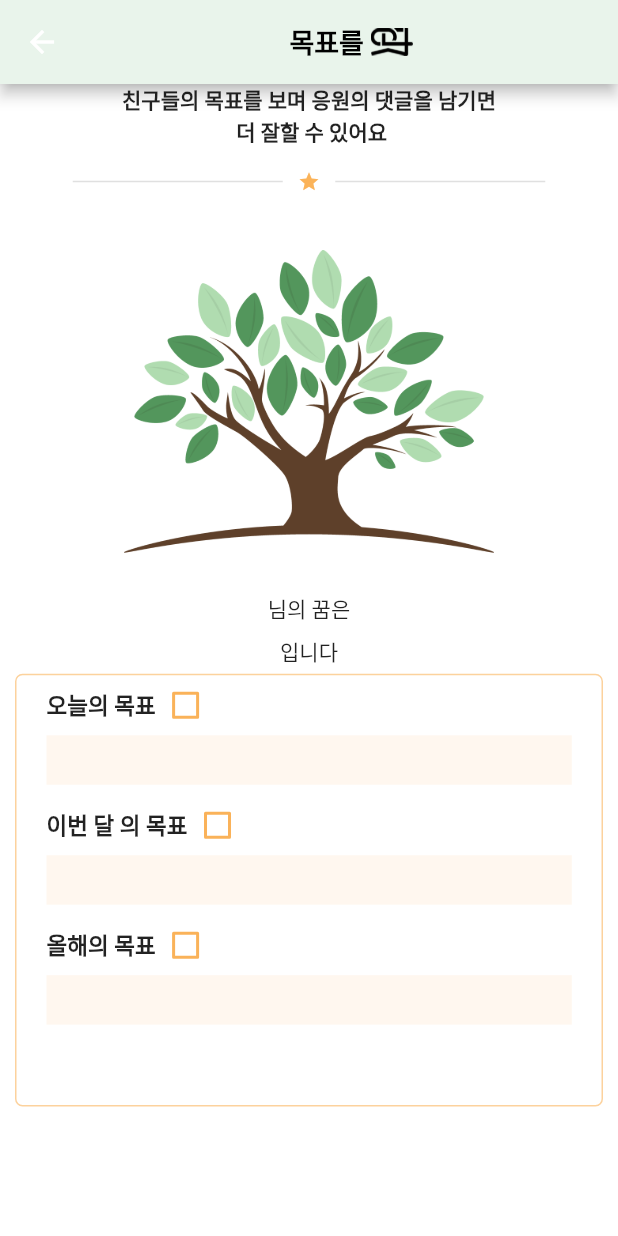
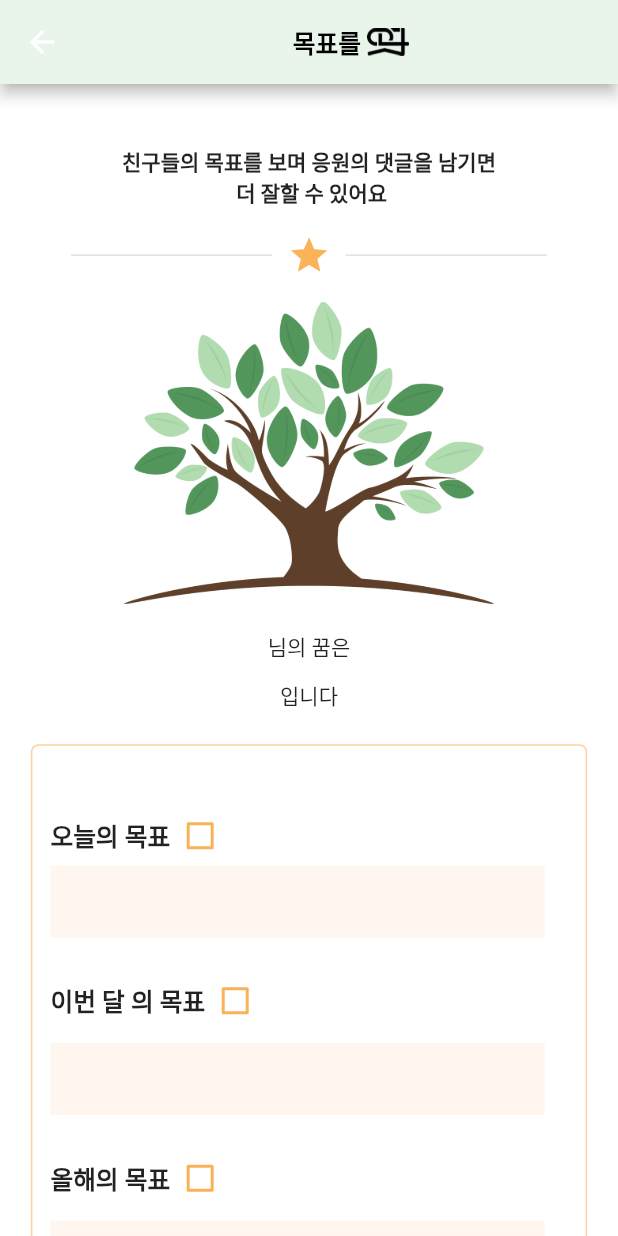
Before and after one commit to ddo0ii/lastItda, a Flutter app: the GoalPage screen opened directly with empty values, after a tap on the "edit" icon, on a phone screen of 412 x 824 dp. Run offline on Flutter 3.47's test engine with Material 2 defaults, Android fonts, the light colour scheme and no system bars; our stand-ins replace audioplayers, cloud_firestore, file, firebase_auth, firebase_database, firebase_storage and 1 more; missing offline and left inert: flutter_audio_recorder, medcorder_audio, permissions_plugin; accounts and stored records are empty.

Commit message:
login, goal, goal에 관한것들 다 수정

```diff
--- a/lib/goal.dart
+++ b/lib/goal.dart
@@ -92,15 +92,13 @@ class _GoalPageState extends State<GoalPage> {
 
   @override
   Widget build(BuildContext context) {
-    MediaQueryData queryData = MediaQuery.of(context);
-
+    MediaQueryData queryData;
+    queryData = MediaQuery.of(context);
+    var screenHeight = queryData.size.height;
+    var screenWidth = queryData.size.width;
     getUser();
     return Scaffold(
-      backgroundColor: Colors.white,
-      body: Column(
-        crossAxisAlignment: CrossAxisAlignment.start,
-        children: <Widget>[
-          AppBar(
+      appBar: AppBar(
           backgroundColor: HexColor("#e9f4eb"),
           centerTitle: true,
           actions: [
@@ -120,7 +118,7 @@ class _GoalPageState extends State<GoalPage> {
               Text(
                 "목표를 ",
                 style: TextStyle(
-                      fontSize: 18,
+                  fontSize: screenWidth*0.04,
                   fontWeight: FontWeight.bold,
                   color: Colors.black,
                 ),
@@ -132,9 +130,13 @@ class _GoalPageState extends State<GoalPage> {
             ],
           )
       ),
-          Expanded(
-            child: ListView(
+      backgroundColor: Colors.white,
+      body: Container(
+        child: SingleChildScrollView(
+          child: Column(
+            crossAxisAlignment: CrossAxisAlignment.center,
             children: <Widget>[
+              Container(height: screenWidth*0.1,),
               Text(
                 "친구들의 목표를 보며 응원의 댓글을 남기면\n 더 잘할 수 있어요",
                 textAlign: TextAlign.center,
@@ -142,41 +144,40 @@ class _GoalPageState extends State<GoalPage> {
                     fontWeight: FontWeight.bold
                 ),
               ),
-                SizedBox(height: 15,),
-                Row(
+              Container(height: screenWidth*0.04,),
+              Container(
+                child: Row(
                   mainAxisAlignment: MainAxisAlignment.center,
                   children: <Widget>[
                     Container(
-                      padding: EdgeInsets.fromLTRB(0,0,10,0),
-                      width: 150,
+                      padding: EdgeInsets.fromLTRB(0, 0, 10, 0),
+                      width: screenWidth*0.35,
                       child: Divider(thickness: 1),
                     ),
-                    Icon(
+                    Container(
+                      child: Icon(
                         Icons.star,
-                      color: HexColor("#fbb359"),
-                      size: 15,
+                        color: Color(0xfffbb359),
+                        size: screenWidth*0.07,
+                      ),
                     ),
                     Container(
-                      padding: EdgeInsets.fromLTRB(10,0,0,0),
-                      width: 150,
+                      padding: EdgeInsets.fromLTRB(10, 0, 0, 0),
+                      width: screenWidth*0.35,
                       child: Divider(thickness: 1),
                     ),
                   ],
                 ),
-                SizedBox(height: 15,),
-                Center(
-                  child: Container(
-                    width: queryData.size.width * 0.6,
-                    height: queryData.size.width * 0.5,
+              ),
+              Container(height: screenWidth*0.04,),
+              Container(
+                width: screenWidth * 0.6,
                 child:  Image.asset(
                   'assets/tree.png',
                   fit: BoxFit.contain,
                 ),
               ),
-                ),
-                Center(
-                  child: Column(
-                    children: [
+              Container(height: screenWidth*0.04,),
               Row(
                 mainAxisAlignment: MainAxisAlignment.center,
                 children: [
@@ -184,15 +185,16 @@ class _GoalPageState extends State<GoalPage> {
                     nickname,
                     style: TextStyle(
                       fontWeight: FontWeight.bold,
-                              fontSize: 25,
+                      fontSize: screenWidth*0.05,
                       color: HexColor("#53975c"),
                     ),
                   ),
                   Text(
-                              "님의 꿈은"
+                      " 님의 꿈은"
                   )
                 ],
               ),
+              Container(height: screenWidth*0.02,),
               Row(
                 mainAxisAlignment: MainAxisAlignment.center,
                 children: [
@@ -200,32 +202,26 @@ class _GoalPageState extends State<GoalPage> {
                     dream,
                     style: TextStyle(
                       fontWeight: FontWeight.bold,
-                              fontSize: 25,
+                      fontSize: screenWidth*0.05,
                       color: HexColor("#fbb359"),
                     ),
                   ),
                   Text(
-                              "입니다"
+                      " 입니다"
                   )
                 ],
               ),
-
-                    ],
-                  ),
-                ),
-                Container(width: 10.0,),
+              Container(height: screenWidth*0.05,),
               Container(
-                  margin: EdgeInsets.fromLTRB(10, 0, 10, 10),
-                  width: queryData.size.width*0.5,
-                  height: queryData.size.height*0.35,
+                padding: EdgeInsets.all(12),
+                width: screenWidth*0.9,
+                height: screenWidth*1.0,
                 decoration: BoxDecoration(
                     borderRadius: BorderRadius.all(
                         Radius.circular(5.0) //                 <--- border radius here
                     ),
                     border: Border.all(color: HexColor("#96fab259"))
                 ),
-                  child: Padding(
-                    padding: EdgeInsets.fromLTRB(20,0,0,10),
                 child: Column(
                   crossAxisAlignment: CrossAxisAlignment.start,
                   mainAxisAlignment: MainAxisAlignment.center,
@@ -236,7 +232,7 @@ class _GoalPageState extends State<GoalPage> {
                           "오늘의 목표",
                           style: TextStyle(
                             fontWeight: FontWeight.bold,
-                                fontSize: 15,
+                            fontSize: screenWidth*0.04,
                           ),
                         ),
                         Theme(
@@ -251,11 +247,12 @@ class _GoalPageState extends State<GoalPage> {
                         ),
                       ],
                     ),
+                    Container(height: screenWidth*0.02,),
                     Row(
                       children: [
                         Container(
-                                width: queryData.size.width*0.85,
-                                height: queryData.size.height*0.04,
+                            width: screenWidth*0.8,
+                            height: screenWidth*0.13,
                             decoration: BoxDecoration(
                               color: HexColor("#fff7ef"),
                             ),
@@ -268,7 +265,7 @@ class _GoalPageState extends State<GoalPage> {
                                 Text(
                                   today,
                                   style: TextStyle(
-                                          fontSize: 15,
+                                      fontSize: screenWidth*0.04,
                                       fontWeight: FontWeight.bold
                                   ),
                                 ),
@@ -277,14 +274,14 @@ class _GoalPageState extends State<GoalPage> {
                         ),
                       ],
                     ),
-                        SizedBox(height: 7),
+                    Container(height: screenWidth*0.04,),
                     Row(
                       children: [
                         Text(
                           "이번 달 의 목표",
                           style: TextStyle(
                             fontWeight: FontWeight.bold,
-                                fontSize: 15,
+                            fontSize: screenWidth*0.04,
                           ),
                         ),
                         Theme(
@@ -299,11 +296,12 @@ class _GoalPageState extends State<GoalPage> {
                         ),
                       ],
                     ),
+                    Container(height: screenWidth*0.02,),
                     Row(
                       children: [
                         Container(
-                                width: queryData.size.width*0.85,
-                                height: queryData.size.height*0.04,
+                            width: screenWidth*0.8,
+                            height: screenWidth*0.13,
                             decoration: BoxDecoration(
                               color: HexColor("#fff7ef"),
                             ),
@@ -316,7 +314,7 @@ class _GoalPageState extends State<GoalPage> {
                                 Text(
                                   week,
                                   style: TextStyle(
-                                          fontSize: 15,
+                                      fontSize: screenWidth*0.04,
                                       fontWeight: FontWeight.bold
                                   ),
                                 ),
@@ -325,14 +323,14 @@ class _GoalPageState extends State<GoalPage> {
                         ),
                       ],
                     ),
-                        SizedBox(height: 7),
+                    Container(height: screenWidth*0.04,),
                     Row(
                       children: [
                         Text(
                           "올해의 목표",
                           style: TextStyle(
                             fontWeight: FontWeight.bold,
-                                fontSize: 15,
+                            fontSize: screenWidth*0.04,
                           ),
                         ),
                         Theme(
@@ -347,11 +345,12 @@ class _GoalPageState extends State<GoalPage> {
                         ),
                       ],
                     ),
+                    Container(height: screenWidth*0.02,),
                     Row(
                       children: [
                         Container(
-                                width: queryData.size.width*0.85,
-                                height: queryData.size.height*0.04,
+                            width: screenWidth*0.8,
+                            height: screenWidth*0.13,
                             decoration: BoxDecoration(
                               color: HexColor("#fff7ef"),
                             ),
@@ -364,7 +363,7 @@ class _GoalPageState extends State<GoalPage> {
                                 Text(
                                   year,
                                   style: TextStyle(
-                                          fontSize: 15,
+                                      fontSize: screenWidth*0.04,
                                       fontWeight: FontWeight.bold
                                   ),
                                 ),
@@ -376,11 +375,10 @@ class _GoalPageState extends State<GoalPage> {
                   ],
                 ),
               ),
-                ),
+              Container(height: screenWidth*0.1,),
             ],
           ),
         ),
-        ],
       ),
     );
   }
--- a/lib/goal_edit.dart
+++ b/lib/goal_edit.dart
@@ -35,7 +35,6 @@ class _GoalEditPageState extends State<GoalEditPage> {
   bool _weekBool = false;
   bool _yearBool = false;
 
-
   void _todayhandleSubmitted(String text) {
     todayUpdate(text);
     if(this.mounted) {
@@ -65,8 +64,6 @@ class _GoalEditPageState extends State<GoalEditPage> {
 
     _yeartextController.clear();
   }
-
-
 
   Widget _todaybuildTextComposer(double width, double height) {
     return  Container(
@@ -116,7 +113,6 @@ class _GoalEditPageState extends State<GoalEditPage> {
     );
   }
 
-
   Future<String> getUser () async {
     user = await FirebaseAuth.instance.currentUser();
     DocumentReference documentReference =  Firestore.instance.collection("loginInfo").document(widget.email);
@@ -137,8 +133,6 @@ class _GoalEditPageState extends State<GoalEditPage> {
         });
       }
     });
-
-
   }
 
   Future<void> todayUpdate(String today) async {
@@ -161,7 +155,6 @@ class _GoalEditPageState extends State<GoalEditPage> {
       'year' : year,
     });
   }
-
 
   Future<void> _todayCheckUpdate(bool check) async {
     final user = await FirebaseAuth.instance.currentUser();
@@ -216,11 +209,9 @@ class _GoalEditPageState extends State<GoalEditPage> {
 
   @override
   void initState() {
-
     super.initState();
     getUser();
   }
-
 
   void _todayCheck(bool check){
     _todayCheckUpdate(check);
@@ -249,18 +240,15 @@ class _GoalEditPageState extends State<GoalEditPage> {
     }
   }
 
-
   @override
   Widget build(BuildContext context) {
-    MediaQueryData queryData = MediaQuery.of(context);
+    MediaQueryData queryData;
+    queryData = MediaQuery.of(context);
+    var screenHeight = queryData.size.height;
+    var screenWidth = queryData.size.width;
     getUser();
-
     return Scaffold(
-      backgroundColor: Colors.white,
-      body: Column(
-        crossAxisAlignment: CrossAxisAlignment.start,
-        children: <Widget>[
-          AppBar(
+      appBar: AppBar(
           backgroundColor: HexColor("#e9f4eb"),
           centerTitle: true,
           leading: IconButton(
@@ -280,7 +268,7 @@ class _GoalEditPageState extends State<GoalEditPage> {
               Text(
                 "목표를 ",
                 style: TextStyle(
-                      fontSize: 18,
+                  fontSize: screenWidth*0.04,
                   fontWeight: FontWeight.bold,
                   color: Colors.black,
                 ),
@@ -292,9 +280,13 @@ class _GoalEditPageState extends State<GoalEditPage> {
             ],
           )
       ),
-          Expanded(
-            child: ListView(
+      backgroundColor: Colors.white,
+      body: Container(
+        child: SingleChildScrollView(
+          child: Column(
+            crossAxisAlignment: CrossAxisAlignment.center,
             children: <Widget>[
+              Container(height: screenWidth*0.1,),
               Text(
                 "친구들의 목표를 보며 응원의 댓글을 남기면\n 더 잘할 수 있어요",
                 textAlign: TextAlign.center,
@@ -302,41 +294,40 @@ class _GoalEditPageState extends State<GoalEditPage> {
                     fontWeight: FontWeight.bold
                 ),
               ),
-                SizedBox(height: 15,),
-                Row(
+              Container(height: screenWidth*0.04,),
+              Container(
+                child: Row(
                   mainAxisAlignment: MainAxisAlignment.center,
                   children: <Widget>[
                     Container(
-                      padding: EdgeInsets.fromLTRB(0,0,10,0),
-                      width: 150,
+                      padding: EdgeInsets.fromLTRB(0, 0, 10, 0),
+                      width: screenWidth*0.35,
                       child: Divider(thickness: 1),
                     ),
-                    Icon(
+                    Container(
+                      child: Icon(
                         Icons.star,
-                      color: HexColor("#fbb359"),
-                      size: 15,
+                        color: Color(0xfffbb359),
+                        size: screenWidth*0.07,
+                      ),
                     ),
                     Container(
-                      padding: EdgeInsets.fromLTRB(10,0,0,0),
-                      width: 150,
+                      padding: EdgeInsets.fromLTRB(10, 0, 0, 0),
+                      width: screenWidth*0.35,
                       child: Divider(thickness: 1),
                     ),
                   ],
                 ),
-                SizedBox(height: 15,),
-                Center(
-                  child: Container(
-                    width: queryData.size.width * 0.6,
-                    height: queryData.size.width * 0.6,
+              ),
+              Container(height: screenWidth*0.04,),
+              Container(
+                width: screenWidth * 0.6,
                 child:  Image.asset(
                   'assets/tree.png',
                   fit: BoxFit.contain,
                 ),
               ),
-                ),
-                Center(
-                  child: Column(
-                    children: [
+              Container(height: screenWidth*0.04,),
               Row(
                 mainAxisAlignment: MainAxisAlignment.center,
                 children: [
@@ -344,7 +335,7 @@ class _GoalEditPageState extends State<GoalEditPage> {
                     nickname,
                     style: TextStyle(
                       fontWeight: FontWeight.bold,
-                              fontSize: 25,
+                      fontSize: screenWidth*0.05,
                       color: HexColor("#53975c"),
                     ),
                   ),
@@ -353,6 +344,7 @@ class _GoalEditPageState extends State<GoalEditPage> {
                   )
                 ],
               ),
+              Container(height: screenWidth*0.02,),
               Row(
                 mainAxisAlignment: MainAxisAlignment.center,
                 children: [
@@ -360,7 +352,7 @@ class _GoalEditPageState extends State<GoalEditPage> {
                     dream,
                     style: TextStyle(
                       fontWeight: FontWeight.bold,
-                              fontSize: 25,
+                      fontSize: screenWidth*0.05,
                       color: HexColor("#fbb359"),
                     ),
                   ),
@@ -369,24 +361,20 @@ class _GoalEditPageState extends State<GoalEditPage> {
                   )
                 ],
               ),
-
-                    ],
-                  ),
-                ),
+              Container(height: screenWidth*0.05,),
               Container(
-                  margin: EdgeInsets.fromLTRB(10, 0, 10, 10),
-                  width: queryData.size.width*0.5,
-                  height: queryData.size.height*0.35,
+                padding: EdgeInsets.all(12),
+                width: screenWidth*0.9,
+                height: screenWidth*1.0,
                 decoration: BoxDecoration(
                     borderRadius: BorderRadius.all(
                         Radius.circular(5.0) //                 <--- border radius here
                     ),
                     border: Border.all(color: HexColor("#96fab259"))
                 ),
-                  child: Padding(
-                    padding: EdgeInsets.fromLTRB(20,0,0,10),
                 child: Column(
                   crossAxisAlignment: CrossAxisAlignment.start,
+                  mainAxisAlignment: MainAxisAlignment.center,
                   children: [
                     Row(
                       children: [
@@ -394,7 +382,7 @@ class _GoalEditPageState extends State<GoalEditPage> {
                           "오늘의 목표",
                           style: TextStyle(
                             fontWeight: FontWeight.bold,
-                                fontSize: 15,
+                            fontSize: screenWidth*0.04,
                           ),
                         ),
                         Theme(
@@ -409,15 +397,15 @@ class _GoalEditPageState extends State<GoalEditPage> {
                         ),
                       ],
                     ),
-                        _todaybuildTextComposer(queryData.size.width*0.85, queryData.size.height*0.04),
-                        SizedBox(height: 7),
+                    _todaybuildTextComposer(screenWidth*0.8,screenWidth*0.13),
+                    Container(height: screenWidth*0.04,),
                     Row(
                       children: [
                         Text(
                           "이번 달 의 목표",
                           style: TextStyle(
                             fontWeight: FontWeight.bold,
-                                fontSize: 15,
+                            fontSize: screenWidth*0.04,
                           ),
                         ),
                         Theme(
@@ -432,15 +420,16 @@ class _GoalEditPageState extends State<GoalEditPage> {
                         ),
                       ],
                     ),
-                        _weekbuildTextComposer(queryData.size.width*0.85, queryData.size.height*0.04),
-                        SizedBox(height: 7),
+                    Container(height: screenWidth*0.02,),
+                    _weekbuildTextComposer(screenWidth*0.8,screenWidth*0.13),
+                    Container(height: screenWidth*0.04,),
                     Row(
                       children: [
                         Text(
                           "올해의 목표",
                           style: TextStyle(
                             fontWeight: FontWeight.bold,
-                                fontSize: 15,
+                            fontSize: screenWidth*0.04,
                           ),
                         ),
                         Theme(
@@ -455,15 +444,15 @@ class _GoalEditPageState extends State<GoalEditPage> {
                         ),
                       ],
                     ),
-                        _yearbuildTextComposer(queryData.size.width*0.85, queryData.size.height*0.04),
+                    Container(height: screenWidth*0.02,),
+                    _yearbuildTextComposer(screenWidth*0.8,screenWidth*0.13),
                   ],
                 ),
               ),
-                ),
+              Container(height: screenWidth*0.1,),
             ],
           ),
         ),
-        ],
       ),
     );
   }
--- a/lib/login.dart
+++ b/lib/login.dart
@@ -74,6 +74,7 @@ class _LoginPageState extends State<LoginPage> {
                     Container(
                       width: screenWidth*0.8,
                       height: screenWidth*0.18,
+                      color: HexColor("#e9f4eb"),
                       child: TextFormField(
                         decoration: InputDecoration(
                           border: InputBorder.none,
@@ -85,10 +86,11 @@ class _LoginPageState extends State<LoginPage> {
                         onSaved: (value) => _email = value,
                       ),
                     ),
-                    Container(height: screenWidth*0.03,),
+                    Container(height: screenWidth*0.02,),
                     Container(
                       width: screenWidth*0.8,
                       height: screenWidth*0.18,
+                      color: HexColor("#e9f4eb"),
                       child: TextFormField(
                         decoration: InputDecoration(
                           border: InputBorder.none,
@@ -108,7 +110,7 @@ class _LoginPageState extends State<LoginPage> {
                         crossAxisAlignment: CrossAxisAlignment.center,
                         children: [
                           ButtonTheme(
-                            minWidth: screenWidth*0.37,
+                            minWidth: screenWidth*0.39,
                             height: screenWidth*0.13,
                             child: RaisedButton(
                               color: Colors.white,
@@ -119,7 +121,7 @@ class _LoginPageState extends State<LoginPage> {
                               child: Text(
                                 '회원가입',
                                 style: TextStyle(
-                                  fontSize: screenWidth*0.035,
+                                  fontSize: screenWidth*0.04,
                                   fontWeight: FontWeight.bold,
                                 ),
                               ),
@@ -130,9 +132,9 @@ class _LoginPageState extends State<LoginPage> {
                               },
                             ),
                           ),
-                          Container(width: screenWidth*0.06,),
+                          Container(width: screenWidth*0.02,),
                           ButtonTheme(
-                            minWidth: screenWidth*0.37,
+                            minWidth: screenWidth*0.39,
                             height: screenWidth*0.13,
                             child: RaisedButton(
                               color: HexColor("#55965e"),
@@ -142,7 +144,7 @@ class _LoginPageState extends State<LoginPage> {
                               child: Text(
                                 '로그인',
                                 style: TextStyle(
-                                  fontSize: screenWidth*0.035,
+                                  fontSize: screenWidth*0.04,
                                   fontWeight: FontWeight.bold,
                                   color: Colors.white,
                                 ),
@@ -192,10 +194,10 @@ class CustomTextField extends StatelessWidget {
         autofocus: true,
         obscureText: obsecure,
         style: TextStyle(
-          fontSize: screenWidth*0.035,
+          fontSize: screenWidth*0.04,
         ),
         decoration: InputDecoration(
-            hintStyle: TextStyle(fontWeight: FontWeight.bold, fontSize: screenWidth*0.035),
+            hintStyle: TextStyle(fontWeight: FontWeight.bold, fontSize: screenWidth*0.04,),
             hintText: hint,
             enabledBorder: OutlineInputBorder(
               borderRadius: BorderRadius.circular(30),
```
Also changed, not shown: 1 other file. Lines whose indentation alone changed are shown as unchanged.
